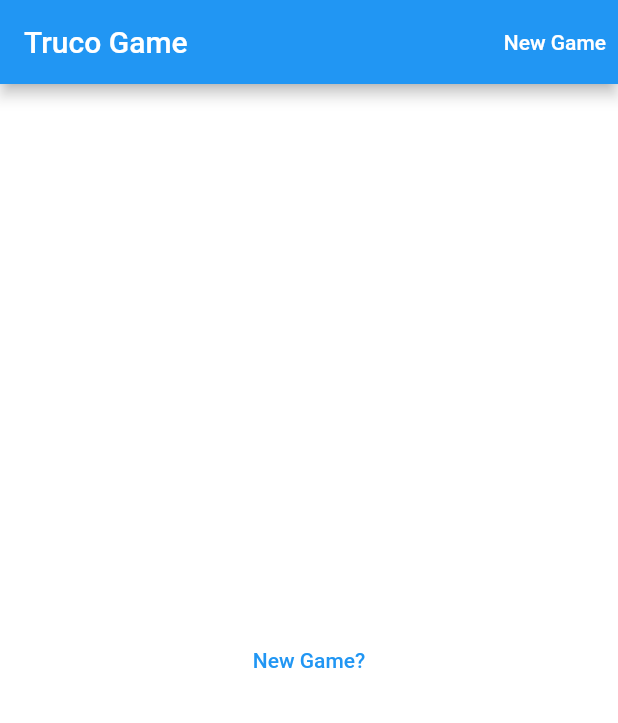
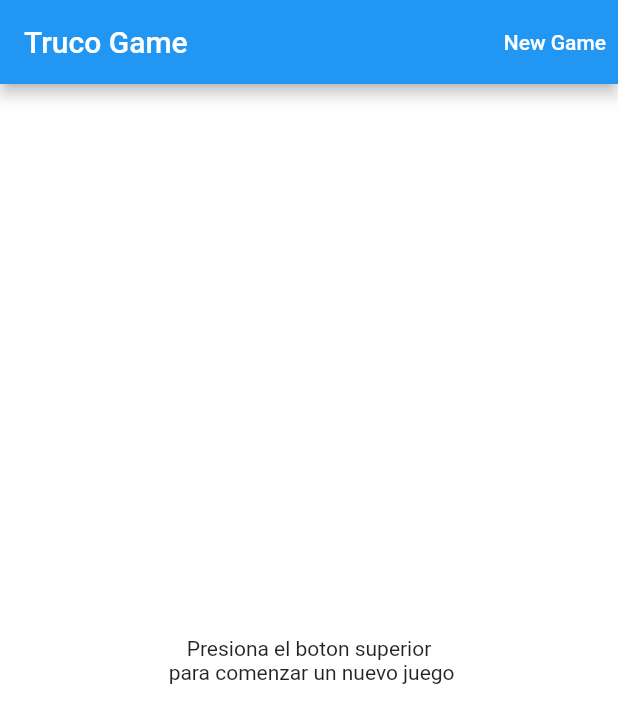
Before and after one commit to AlvaroIribarren/FIUBA-TDL-FLUTTER, a Flutter app: the GameScreen screen opened directly, on a phone screen of 412 x 824 dp. Shown: the top 723 px of the screen. Run offline on Flutter 3.47's test engine with Material 2 defaults, Android fonts, the phone set to English and light mode, and no system bars; our stand-ins replace flutter_svg; missing offline and left inert: dart:ffi.

Commit message:
refactorizar modelo y codigo
envido no esta full implementado aun

```diff
--- a/lib/components/gameboard.dart
+++ b/lib/components/gameboard.dart
@@ -1,11 +1,8 @@
 import 'package:flutter/cupertino.dart';
 import 'package:flutter/material.dart';
-import 'package:flutter_auth/components/cards_played.dart';
 import 'package:flutter_auth/components/players_hand.dart';
-import 'package:flutter_auth/components/playing_card.dart';
-import 'package:flutter_auth/constants.dart';
+import 'package:flutter_auth/components/turn_actions.dart';
 import 'package:flutter_auth/models/card_model.dart';
-import 'package:flutter_auth/models/player_model.dart';
 import 'package:flutter_auth/services/game_provider.dart';
 import 'package:provider/provider.dart';
 
@@ -20,106 +17,28 @@ class GameBoard extends StatelessWidget {
             ? Container(
                 decoration: BoxDecoration(
                   color: Colors.green,
-                  borderRadius: BorderRadius.circular(29),
+                  // borderRadius: BorderRadius.circular(29),
                 ),
                 child: Stack(
                   children: [
-                    Align(
-                      alignment: Alignment.centerLeft,
-                      child: Column(
-                        mainAxisSize: MainAxisSize.min,
-                        children: [
-                          Padding(
-                            padding: const EdgeInsets.all(8.0),
-                            child: Row(
-                              mainAxisAlignment: MainAxisAlignment.start,
-                              mainAxisSize: MainAxisSize.min,
-                              children: model.players[1].Discards
-                                  .map(
-                                    (card) => Padding(
-                                      padding: const EdgeInsets.all(6.0),
-                                      child: PlayingCard(
-                                        card: card,
-                                        visible: true,
-                                      ),
-                                    ),
-                                  )
-                                  .toList(),
-                            ),
-                          ),
-                          Row(
-                            mainAxisAlignment: MainAxisAlignment.start,
-                            mainAxisSize: MainAxisSize.min,
-                            children: model.players[0].Discards
-                                .map(
-                                  (card) => Padding(
-                                    padding: const EdgeInsets.all(6.0),
-                                    child: PlayingCard(
-                                      card: card,
-                                      visible: true,
-                                    ),
-                                  ),
-                                )
-                                .toList(),
-                          ),
-                        ],
-                      ),
+                    PlayersHandContainer(
+                      currentHand: model.players[1].currentHand,
+                      isMainPlayer: false,
                     ),
-                    Align(
-                      alignment: Alignment.bottomCenter,
-                      child: Column(
-                        mainAxisSize: MainAxisSize.min,
-                        children: [
-                          Padding(
-                            padding: const EdgeInsets.all(8.0),
-                            child: Row(
-                              mainAxisAlignment: MainAxisAlignment.end,
-                              children: [
-                                // ignore: sdk_version_ui_as_code
-                                if (model.turn.currentPlayer ==
-                                        model.players[0] &&
-                                    model.canEnvido(model.turn.currentPlayer))
-                                  ElevatedButton(
-                                    onPressed: model.canEndTurn
-                                        ? () {
-                                            model.envido(
-                                                model.turn.currentPlayer);
-                                          }
-                                        : null,
-                                    child: const Text("Envido!"),
-                                  ),
-                              ],
-                            ),
-                          ),
-                          PlayersHandContainer(
-                            player: model.players[0],
-                            onPlayCard: (CardModel card) {
-                              model.playCard(
-                                  player: model.players[0], card: card);
-                            },
-                          ),
-                        ],
-                      ),
-                    ),
-                    Align(
-                      alignment: Alignment.topCenter,
-                      child: PlayersHandContainer(
-                        player: model.players[1],
-                      ),
-                    ),
+                    PlayersHandContainer(
+                        currentHand: model.players[0].currentHand,
+                        isMainPlayer: true,
+                        onPlayCard: (CardModel card) {
+                          model.playCard(player: model.players[0], card: card);
+                        }),
+                    TurnActionsContainer(actions: model.getTurnActions())
                   ],
                 ),
               )
             : Center(
-                child: TextButton(
-                  child: Text("New Game?"),
-                  onPressed: () {
-                    final players = [
-                      PlayerModel(name: "Fackz", isHuman: true),
-                      PlayerModel(name: "Franco", isHuman: false),
-                    ];
-                    model.newGame(players);
-                  },
+                child: Text(
+                  "Presiona el boton superior \n para comenzar un nuevo juego",
+                  textAlign: TextAlign.center,
                 ),
               );
       },
--- a/lib/models/card_model.dart
+++ b/lib/models/card_model.dart
@@ -5,12 +5,12 @@ import 'package:flutter_auth/components/rounded_button.dart';
 
 import '../constants.dart';
 
-enum Suit {
-  Swords,
-  Golds,
-  Clubs,
-  Cups,
-}
+// enum Suit {
+//   Swords,
+//   Golds,
+//   Clubs,
+//   Cups,
+// }
 
 class CardModel extends StatelessWidget {
   final String image;
@@ -21,7 +21,7 @@ class CardModel extends StatelessWidget {
   final bool visible;
 
   String get Value => value;
-  String get Suit => suit;
+  // String get Suit => suit;
   int get EnvidoValue => envidoValue;
 
   const CardModel({
--- /dev/null
+++ b/lib/models/hand_model.dart
@@ -0,0 +1,28 @@
+import 'card_model.dart';
+
+class HandModel {
+  final int roundNumber;
+  List<CardModel> cards;
+  List<CardModel> discards = [];
+  // bool envido;
+
+  HandModel({
+    this.roundNumber,
+    this.cards,
+  });
+
+  // addCards(List<CardModel> newCards) {
+  //   cards = [...cards, ...newCards];
+  // }
+
+  // removeCard(CardModel card) {
+  //   cards.removeWhere((c) => c.value == card.value);
+  // }
+
+  discard(CardModel card) {
+    cards.removeWhere((c) => c.value == card.value);
+    discards.add(card);
+  }
+
+  List<CardModel> get Discards => discards;
+}
--- a/lib/models/player_model.dart
+++ b/lib/models/player_model.dart
@@ -1,29 +1,41 @@
+import 'package:flutter_auth/models/hand_model.dart';
+
 import 'card_model.dart';
 
 class PlayerModel {
   final String name;
   final bool isHuman;
-  List<CardModel> cards;
-  List<CardModel> discards = [];
+  // List<CardModel> cards;
+  // List<CardModel> discards = [];
+  HandModel currentHand;
   bool envido;
 
   PlayerModel({
     this.name,
-    this.cards = const [],
+    // this.cards = const [],
     this.isHuman = false,
     this.envido = true,
+    this.currentHand,
   });
 
-  addCards(List<CardModel> newCards) {
-    cards = [...cards, ...newCards];
+  // addCards(List<CardModel> newCards) {
+  //   cards = [...cards, ...newCards];
+  // }
+
+  // removeCard(CardModel card) {
+  //   cards.removeWhere((c) => c.value == card.value);
+  // }
+
+  // addDiscards(CardModel newCards) {
+  //   discards.add(newCards);
+  // }
+
+  assignNewHand(HandModel hand) {
+    this.currentHand = hand;
   }
 
-  removeCard(CardModel card) {
-    cards.removeWhere((c) => c.value == card.value);
-  }
-
-  addDiscards(CardModel newCards) {
-    discards.add(newCards);
+  discardCard(CardModel card) {
+    this.currentHand.discard(card);
   }
 
   bool get isBot {
@@ -36,5 +48,5 @@ class PlayerModel {
 
   bool get getEnvido => this.envido;
 
-  List<CardModel> get Discards => discards;
+  // List<CardModel> get Discards => discards;
 }
--- /dev/null
+++ b/lib/models/turn_action.dart
@@ -0,0 +1,10 @@
+import 'package:flutter/widgets.dart';
+import 'package:flutter_auth/models/player_model.dart';
+
+abstract class TurnAction extends StatelessWidget {
+  final List<PlayerModel> players;
+
+  const TurnAction({this.players});
+
+  executeAction();
+}
```
Also changed, not shown: lib/components/discarded_cards.dart (added, +35 -0 lines), lib/components/players_hand.dart (+28 -7 lines), lib/components/turn_actions.dart (added, +32 -0 lines), lib/models/draw_model.dart (deleted, +0 -11 lines), lib/models/envido_action.dart (added, +28 -0 lines), lib/models/turn_model.dart (+10 -0 lines), lib/services/game_provider.dart (+34 -32 lines).
